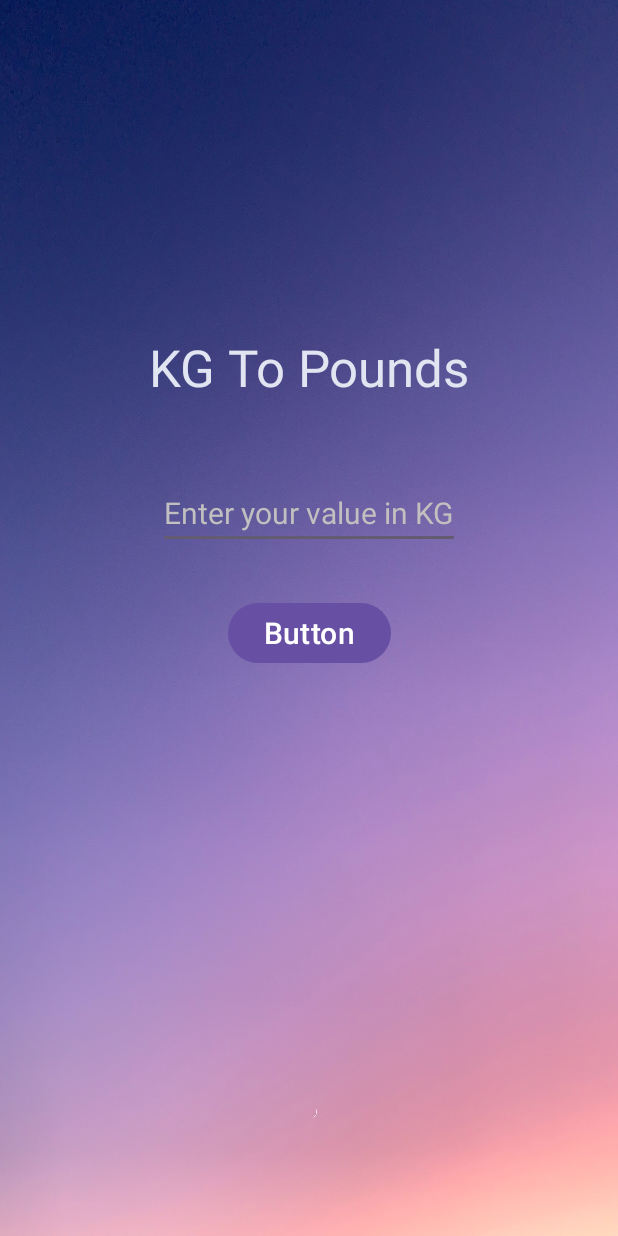
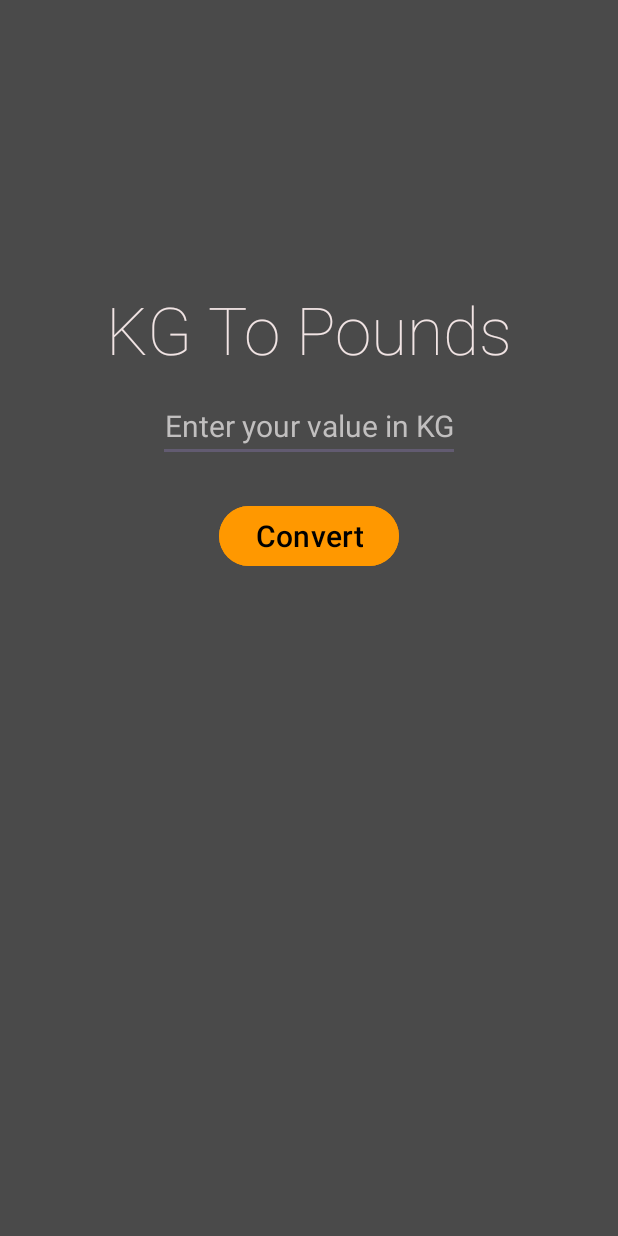
Before and after one commit to Sanket-116/Unit_Converter, an Android app: the screen it shows after launch (MainActivity), on a phone screen of 412 x 824 dp. Run offline under Robolectric (Android 15) with nearby library versions, the phone set to English and light mode, and no system bars.

Commit message:
The Unit Converter.

```diff
--- a/app/src/main/res/layout/activity_main.xml
+++ b/app/src/main/res/layout/activity_main.xml
@@ -4,7 +4,7 @@
     xmlns:tools="http://schemas.android.com/tools"
     android:layout_width="match_parent"
     android:layout_height="match_parent"
-    android:background="@drawable/background"
+    android:background="#4A4A4A"
     android:padding="10dp"
     tools:context=".MainActivity">
 
@@ -12,20 +12,24 @@
         android:id="@+id/inputValue"
         android:layout_width="wrap_content"
         android:layout_height="wrap_content"
-        android:layout_marginTop="308dp"
+        android:layout_marginTop="250dp"
         android:hint="Enter your value in KG"
         android:textColorHint="#C1BFBF"
+        android:textColor="@color/white"
         android:textSize="20sp"
+        android:textAlignment="center"
         app:layout_constraintEnd_toEndOf="parent"
         app:layout_constraintStart_toStartOf="parent"
         app:layout_constraintTop_toTopOf="parent" />
 
     <Button
         android:id="@+id/convertButton"
+        android:backgroundTint="#FF9800"
         android:layout_width="wrap_content"
         android:layout_height="wrap_content"
-        android:layout_marginTop="32dp"
-        android:text="Button"
+        android:layout_marginTop="25dp"
+        android:text="Convert"
+        android:textColor="@color/black"
         android:textSize="20sp"
         app:layout_constraintEnd_toEndOf="parent"
         app:layout_constraintStart_toStartOf="parent"
@@ -35,7 +39,7 @@
         android:id="@+id/resultTextView"
         android:layout_width="wrap_content"
         android:layout_height="wrap_content"
-        android:layout_marginTop="40dp"
+        android:layout_marginTop="20dp"
         android:gravity="center"
         android:padding="10dp"
         android:textColor="#FFFEFE"
@@ -49,19 +53,20 @@
         android:id="@+id/editTextText"
         android:layout_width="wrap_content"
         android:layout_height="wrap_content"
-        android:layout_marginTop="212dp"
+        android:layout_marginTop="180dp"
         android:background="@android:color/transparent"
         android:ems="10"
+        android:fontFamily="sans-serif-thin"
         android:gravity="center"
         android:inputType="text"
         android:selectAllOnFocus="false"
         android:singleLine="false"
         android:text="KG To Pounds"
-        android:textColor="#E1E5F1"
-        android:textSize="34sp"
+        android:textColor="#F1E4E4"
+        android:textSize="44sp"
         app:layout_constraintBottom_toTopOf="@+id/inputValue"
         app:layout_constraintEnd_toEndOf="parent"
-        app:layout_constraintHorizontal_bias="0.497"
+        app:layout_constraintHorizontal_bias="0.473"
         app:layout_constraintStart_toStartOf="parent"
         app:layout_constraintTop_toTopOf="parent"
         app:layout_constraintVertical_bias="0.0" />
```
